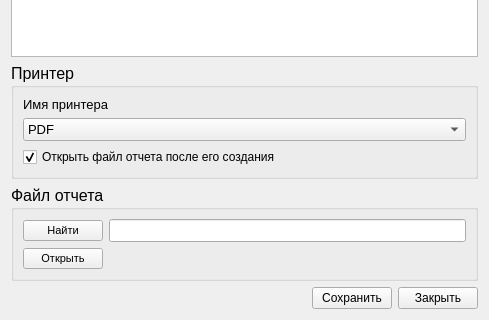
Old version of the form reportwindow.ui in the repository yuriybobko/PCReport; both pictures show x 0 to 489 and y 151 to 471 of the 489 by 471 pixel window.
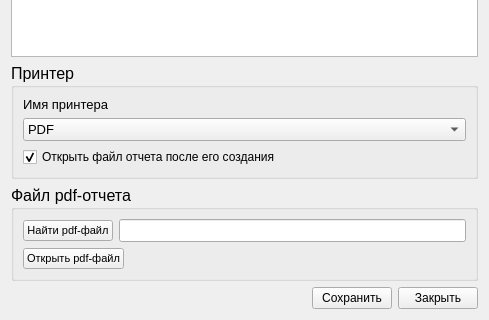
New version of the form.

Diff of the .ui file:
```diff
--- a/reportwindow.ui
+++ b/reportwindow.ui
@@ -207,7 +207,7 @@
       </font>
      </property>
      <property name="title">
-      <string>Файл отчета</string>
+      <string>Файл pdf-отчета</string>
      </property>
      <layout class="QVBoxLayout" name="verticalLayout_5">
       <item>
@@ -220,7 +220,7 @@
            </font>
           </property>
           <property name="text">
-           <string>Найти</string>
+           <string>Найти pdf-файл</string>
           </property>
          </widget>
         </item>
@@ -245,7 +245,7 @@
            </font>
           </property>
           <property name="text">
-           <string>Открыть</string>
+           <string>Открыть pdf-файл</string>
           </property>
          </widget>
         </item>
```
